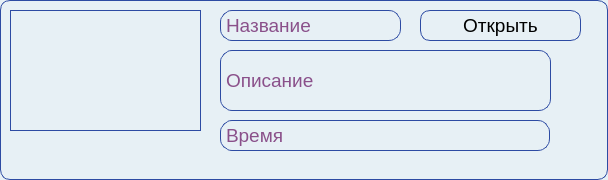
Qt form recipewidget.ui (moevm/gui-1h2017-09) before a commit.
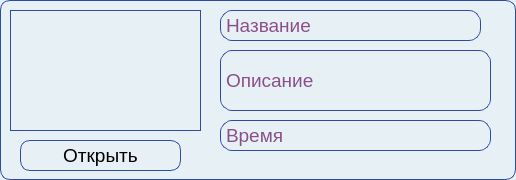
The same form after that commit. Icons and pictures are not drawn.

```diff
--- a/recipewidget.ui
+++ b/recipewidget.ui
@@ -6,7 +6,7 @@
    <rect>
     <x>0</x>
     <y>0</y>
-    <width>608</width>
+    <width>516</width>
     <height>180</height>
    </rect>
   </property>
@@ -18,7 +18,7 @@
   </property>
   <property name="minimumSize">
    <size>
-    <width>608</width>
+    <width>516</width>
     <height>180</height>
    </size>
   </property>
@@ -129,7 +129,7 @@
     <rect>
      <x>220</x>
      <y>10</y>
-     <width>181</width>
+     <width>261</width>
      <height>31</height>
     </rect>
    </property>
@@ -155,7 +155,7 @@
     <rect>
      <x>220</x>
      <y>50</y>
-     <width>331</width>
+     <width>271</width>
      <height>61</height>
     </rect>
    </property>
@@ -181,7 +181,7 @@
     <rect>
      <x>220</x>
      <y>120</y>
-     <width>330</width>
+     <width>271</width>
      <height>31</height>
     </rect>
    </property>
@@ -205,8 +205,8 @@
   <widget class="QPushButton" name="Button_open">
    <property name="geometry">
     <rect>
-     <x>420</x>
-     <y>10</y>
+     <x>20</x>
+     <y>140</y>
      <width>161</width>
      <height>31</height>
     </rect>
```
